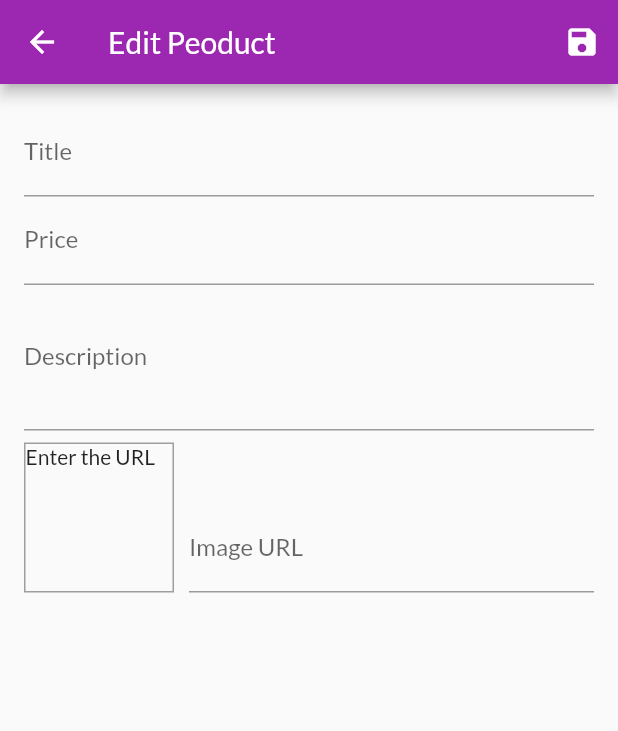
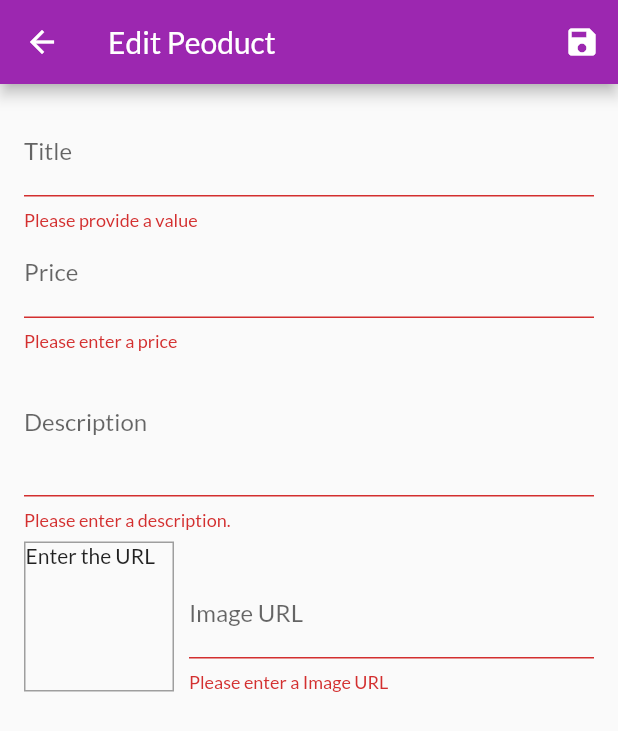
Before and after one commit to negimohit1209/shopping_cart, a Flutter app: the EditProductScreen screen opened by its route, after a tap on the "save" icon, on a phone screen of 412 x 824 dp. Shown: the top 731 px of the screen. Run offline on Flutter 3.47's test engine with Material 2 defaults, Android fonts, the phone set to English and light mode, and no system bars; network calls fail.

Commit message:
adds form validation logic

```diff
--- a/lib/screens/edit_product_screen.dart
+++ b/lib/screens/edit_product_screen.dart
@@ -37,11 +37,21 @@ class _EditProductScreenState extends State<EditProductScreen> {
 
   void _updateImageUrl() {
     if (!_imageUrlFocusNode.hasFocus) {
+      if (_imageUrlController.text.isEmpty ||
+          (!_imageUrlController.text.startsWith('http') &&
+              !_imageUrlController.text.startsWith('https')) ||
+          (!_imageUrlController.text.endsWith('.jpg') &&
+              !_imageUrlController.text.endsWith('.png') &&
+              !_imageUrlController.text.endsWith('.png'))) {
+        return;
+      }
       setState(() {});
     }
   }
 
   void _saveForm() {
+    final isValid = _form.currentState.validate();
+    if (!isValid) return;
     _form.currentState.save();
     print(_editedProduct);
   }
@@ -70,6 +80,10 @@ class _EditProductScreenState extends State<EditProductScreen> {
                 onFieldSubmitted: (_) {
                   FocusScope.of(context).requestFocus(_priceFocusNode);
                 },
+                validator: (value) {
+                  if (value.isEmpty) return "Please provide a value";
+                  return null;
+                },
                 onSaved: (value) {
                   _editedProduct = Product(
                       title: value,
@@ -87,6 +101,14 @@ class _EditProductScreenState extends State<EditProductScreen> {
                 onFieldSubmitted: (_) {
                   FocusScope.of(context).requestFocus(_descFocusNode);
                 },
+                validator: (value) {
+                  if (value.isEmpty) return "Please enter a price";
+                  if (double.tryParse(value) == null)
+                    return "Please enter a valid number";
+                  if (double.parse(value) <= 0)
+                    return "Please enter a number greater than 0";
+                  return null;
+                },
                 onSaved: (value) {
                   _editedProduct = Product(
                       title: _editedProduct.title,
@@ -102,6 +124,12 @@ class _EditProductScreenState extends State<EditProductScreen> {
                 textInputAction: TextInputAction.next,
                 keyboardType: TextInputType.multiline,
                 focusNode: _descFocusNode,
+                validator: (value) {
+                  if (value.isEmpty) return "Please enter a description.";
+                  if (value.length < 10)
+                    return "Should be atleast 10 character long";
+                  return null;
+                },
                 onSaved: (value) {
                   _editedProduct = Product(
                       title: _editedProduct.title,
@@ -137,6 +165,17 @@ class _EditProductScreenState extends State<EditProductScreen> {
                       onFieldSubmitted: (_) {
                         _saveForm();
                       },
+                      validator: (value) {
+                        if (value.isEmpty) return "Please enter a Image URL";
+                        if (!value.startsWith('http') &&
+                            !value.startsWith('https'))
+                          return "Please enter a valid URL";
+                        if (!value.endsWith('.jpg') &&
+                            !value.endsWith('.png') &&
+                            !value.endsWith('.png'))
+                          return "Please enter a valid image URL";
+                        return null;
+                      },
                       onSaved: (value) {
                         _editedProduct = Product(
                             title: _editedProduct.title,
```
